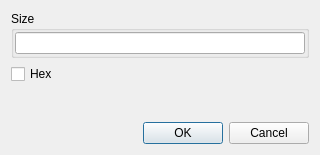
The window that dialogresize.ui (horsicq/FormatDialogs) describes before a commit, drawn with Qt 5.
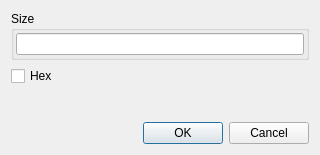
The same window after the commit. Custom widgets are drawn as their Qt base class.

```diff
--- a/dialogresize.ui
+++ b/dialogresize.ui
@@ -27,19 +27,19 @@
      </property>
      <layout class="QHBoxLayout" name="horizontalLayout_2">
       <property name="spacing">
-       <number>1</number>
+       <number>6</number>
       </property>
       <property name="leftMargin">
-       <number>1</number>
+       <number>2</number>
       </property>
       <property name="topMargin">
-       <number>1</number>
+       <number>2</number>
       </property>
       <property name="rightMargin">
-       <number>1</number>
+       <number>2</number>
       </property>
       <property name="bottomMargin">
-       <number>1</number>
+       <number>2</number>
       </property>
       <item>
        <widget class="XLineEditHEX" name="lineEditValue"/>
```
